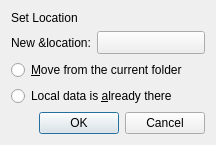
This is trunk/qt/relocate.ui in svn2github/trs-svn as Qt 5 draws it before an edit. The edited form follows.
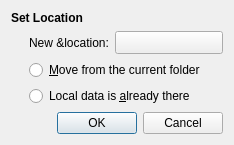
This is the edited form. Custom widgets are drawn as their Qt base class.

Commit message: Rework forms layout to workaround some stylesheet issues (Qt client)

```diff
--- a/trunk/qt/relocate.ui
+++ b/trunk/qt/relocate.ui
@@ -6,39 +6,22 @@
    <rect>
     <x>0</x>
     <y>0</y>
-    <width>339</width>
-    <height>151</height>
+    <width>333</width>
+    <height>155</height>
    </rect>
   </property>
   <property name="windowTitle">
    <string>Set Torrent Location</string>
   </property>
-  <property name="styleSheet">
-   <string notr="true">[tr-style~=&quot;form-section&quot;]
-{
-  font-weight: bold;
-  margin-top: 12px;
-  margin-bottom: 1px;
-}
-[tr-style~=&quot;form-section&quot;][tr-style~=&quot;first&quot;]
-{
-  margin-top: 0;
-}
-[tr-style~=&quot;form-label&quot;]
-{
-  margin-left: 18px;
-}
-#newLocationStack
-{
-  min-width: 15em;
-}</string>
-  </property>
-  <layout class="QGridLayout" name="dialogLayout">
+  <layout class="QVBoxLayout" name="dialogLayout">
    <property name="sizeConstraint">
     <enum>QLayout::SetFixedSize</enum>
    </property>
-   <item row="0" column="0" colspan="2">
+   <item>
     <widget class="QLabel" name="setLocationSectionLabel">
+     <property name="styleSheet">
+      <string notr="true">font-weight:bold</string>
+     </property>
      <property name="text">
       <string>Set Location</string>
      </property>
@@ -47,43 +30,41 @@
      </property>
     </widget>
    </item>
-   <item row="1" column="0">
+   <item>
+    <layout class="QGridLayout" name="setLocationSectionLayout" columnstretch="0,1">
+     <property name="leftMargin">
+      <number>18</number>
+     </property>
+     <item row="0" column="0">
     <widget class="QLabel" name="newLocationLabel">
      <property name="text">
       <string>New &amp;location:</string>
      </property>
-     <property name="tr-style" stdset="0">
-      <string notr="true">form-label</string>
-     </property>
-    </widget>
-   </item>
-   <item row="1" column="1">
+      </widget>
+     </item>
+     <item row="0" column="1">
     <widget class="QStackedWidget" name="newLocationStack">
      <widget class="TrPathButton" name="newLocationButton"/>
      <widget class="QLineEdit" name="newLocationEdit"/>
     </widget>
    </item>
-   <item row="2" column="0" colspan="2">
+     <item row="1" column="0" colspan="2">
     <widget class="QRadioButton" name="moveDataRadio">
      <property name="text">
       <string>&amp;Move from the current folder</string>
      </property>
-     <property name="tr-style" stdset="0">
-      <string notr="true">form-label</string>
-     </property>
-    </widget>
-   </item>
-   <item row="3" column="0" colspan="2">
+      </widget>
+     </item>
+     <item row="2" column="0" colspan="2">
     <widget class="QRadioButton" name="findDataRadio">
      <property name="text">
       <string>Local data is &amp;already there</string>
      </property>
-     <property name="tr-style" stdset="0">
-      <string notr="true">form-label</string>
-     </property>
-    </widget>
-   </item>
-   <item row="4" column="0" colspan="2">
+      </widget>
+     </item>
+    </layout>
+   </item>
+   <item>
     <widget class="QDialogButtonBox" name="dialogButtons">
      <property name="orientation">
       <enum>Qt::Horizontal</enum>
```
Left out of the diff: 3 changed lines with no effect on the pictures. Lines whose indentation alone changed are shown as unchanged. The commit also changes 11 other files.
